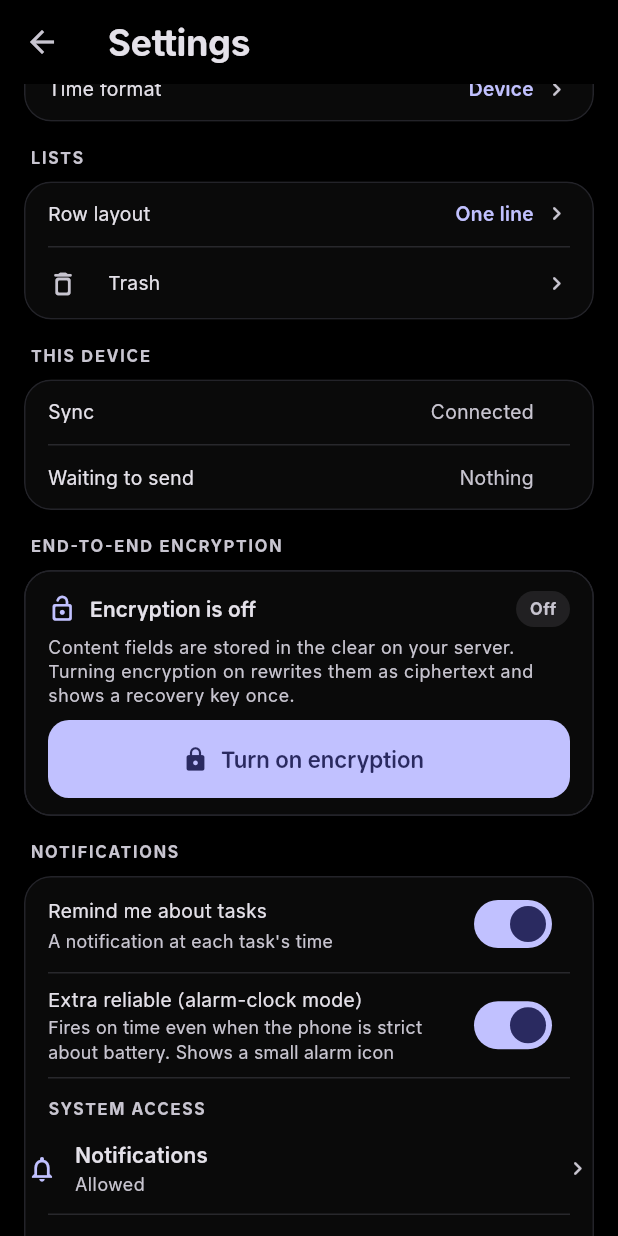
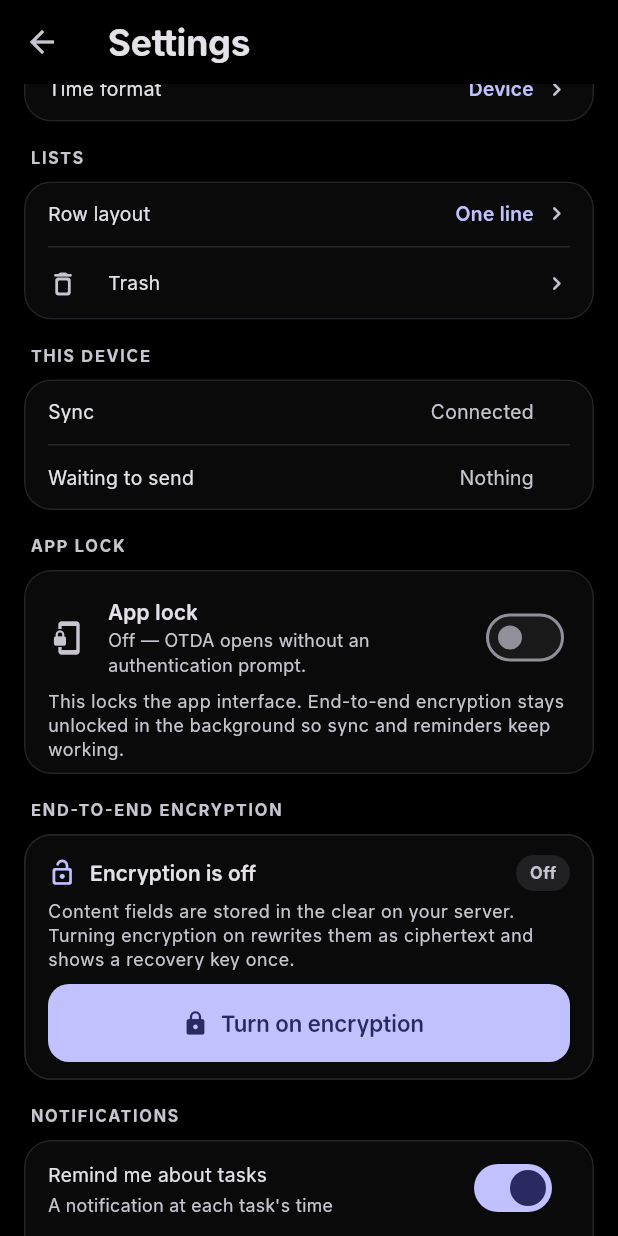
Before and after one commit to driftywinds/OTDA, a Flutter app: the SettingsScreen screen opened directly with empty values, scrolled down 576 dp, on a phone screen of 412 x 824 dp. Run offline on Flutter 3.47's test engine with Material 3 defaults, Android fonts, the phone set to English and light mode, and no system bars; our stand-ins replace file_picker, flutter_local_notifications, flutter_secure_storage, flutter_timezone, local_auth, material_ui and 5 more; missing offline and left inert: home_widget, pointycastle; accounts and stored records are empty; project files that could hold a hidden picture were left out.

Commit message:
fix(settings): align notification rows and add the app lock card
Every notification row now shares the SettingsAction layout, including Tests & diagnostics, which was the last ExpansionTile and the source of the ragged icon column. Rows get the same 8dp inset, status values wrap to two lines, only three upcoming reminders are shown, and diagnostics fold away.

Adds the App lock switch and Lock now action. Enabling or disabling app lock authenticates first; the setting is off by default and stored on the device.

```diff
--- a/lib/src/ui/settings_rows.dart
+++ b/lib/src/ui/settings_rows.dart
@@ -33,7 +33,7 @@ class SettingsAction extends StatelessWidget {
     return InkWell(
       onTap: onTap,
       child: Padding(
-        padding: const EdgeInsets.symmetric(horizontal: 2, vertical: 11),
+        padding: const EdgeInsets.symmetric(horizontal: 8, vertical: 11),
         child: Row(
           children: [
             Icon(icon, size: 20, color: color),
--- a/lib/src/ui/settings_screen.dart
+++ b/lib/src/ui/settings_screen.dart
@@ -3,6 +3,7 @@ import 'package:package_info_plus/package_info_plus.dart';
 
 import 'package:flutter/services.dart' show Clipboard, ClipboardData;
 
+import '../security/app_lock.dart';
 import '../reminders/debug_log.dart';
 import '../reminders/service.dart';
 import '../system_bridge.dart';
@@ -213,6 +214,7 @@ class _SettingsScreenState extends State<SettingsScreen> {
                     ),
                   ],
                 ),
+                _Section(title: 'App lock', children: [_AppLockCard(state: widget.state)]),
                 _Section(title: 'End-to-end encryption', children: [EncryptionSettingsCard(state: widget.state)]),
                 _Section(title: 'Notifications', children: [_NotificationsCard(state: widget.state)]),
                 const _Section(title: 'Home screen widget', children: [_WidgetCard()]),
@@ -538,6 +540,7 @@ class _NotificationsCardState extends State<_NotificationsCard> with WidgetsBind
   String _time = '09:00';
   String _maker = '';
   int _armed = 0;
+  bool _showDiagnostics = false;
 
   @override
   void initState() {
@@ -772,17 +775,19 @@ class _NotificationsCardState extends State<_NotificationsCard> with WidgetsBind
           status(Icons.error_outline_rounded, 'Last error', service.lastError!, good: false),
         ],
         divider,
-        Theme(
-          data: theme.copyWith(dividerColor: Colors.transparent),
-          child: ExpansionTile(
-            tilePadding: const EdgeInsets.symmetric(horizontal: 16),
-            childrenPadding: const EdgeInsets.fromLTRB(16, 0, 16, 8),
-            shape: const Border(),
-            collapsedShape: const Border(),
-            leading: Icon(Icons.science_outlined, size: 20, color: scheme.primary),
-            title: Text('Tests & diagnostics', style: style?.copyWith(fontWeight: FontWeight.w600)),
-            subtitle: Text('Notification, alarm and log checks', style: theme.textTheme.bodySmall),
-            children: [
+        SettingsAction(
+          icon: Icons.science_outlined,
+          title: 'Tests & diagnostics',
+          subtitle: 'Notification, alarm and log checks',
+          trailing: AnimatedRotation(
+            turns: _showDiagnostics ? 0.5 : 0,
+            duration: const Duration(milliseconds: 180),
+            child: Icon(Icons.expand_more_rounded, size: 20, color: scheme.onSurfaceVariant),
+          ),
+          onTap: () => setState(() => _showDiagnostics = !_showDiagnostics),
+        ),
+        if (_showDiagnostics) ...[
+          divider,
           action(Icons.notification_add_outlined, 'Show a test notification now',
               'Proves the permission and the sound', () async {
             _say(await service.sendTestNow());
@@ -811,8 +816,6 @@ class _NotificationsCardState extends State<_NotificationsCard> with WidgetsBind
               await _refresh();
             }),
         ],
-          ),
-        ),
       ],
     );
   }
@@ -1075,6 +1078,101 @@ class _AccentRow extends StatelessWidget {
 }
 /// turning it off. Every mutating route needs a recent password or code, so the
 /// card asks for one when the server answers `reauth_required`.
+class _AppLockCard extends StatefulWidget {
+  const _AppLockCard({required this.state});
+
+  final AppState state;
+
+  @override
+  State<_AppLockCard> createState() => _AppLockCardState();
+}
+
+class _AppLockCardState extends State<_AppLockCard> {
+  bool _busy = false;
+  String? _error;
+
+  Future<void> _toggle(bool value) async {
+    if (_busy) return;
+    setState(() {
+      _busy = true;
+      _error = null;
+    });
+    try {
+      if (value) {
+        if (!await AppLock.instance.canAuthenticate()) {
+          if (mounted) {
+            setState(() => _error = 'Set a screen lock on this device first, then try again.');
+          }
+          return;
+        }
+        final result = await AppLock.instance.authenticate(reason: 'Turn on OTDA app lock');
+        if (!result.ok) {
+          if (mounted) setState(() => _error = result.error);
+          return;
+        }
+        await widget.state.setAppLockEnabled(true, lock: false);
+      } else {
+        final result = await AppLock.instance.authenticate(reason: 'Turn off OTDA app lock');
+        if (!result.ok) {
+          if (mounted) setState(() => _error = result.error);
+          return;
+        }
+        await widget.state.setAppLockEnabled(false);
+      }
+    } finally {
+      if (mounted) setState(() => _busy = false);
+    }
+  }
+
+  @override
+  Widget build(BuildContext context) {
+    final theme = Theme.of(context);
+    final enabled = widget.state.appLockEnabled;
+    return AnimatedBuilder(
+      animation: Listenable.merge([widget.state, AppLock.instance]),
+      builder: (context, _) => Padding(
+        padding: const EdgeInsets.fromLTRB(16, 10, 16, 8),
+        child: Column(
+          crossAxisAlignment: CrossAxisAlignment.start,
+          children: [
+            SwitchListTile(
+              contentPadding: EdgeInsets.zero,
+              dense: true,
+              secondary: Icon(
+                enabled ? Icons.phonelink_lock_rounded : Icons.phonelink_lock_outlined,
+                color: enabled ? theme.colorScheme.primary : theme.colorScheme.onSurfaceVariant,
+              ),
+              title: Text('App lock', style: theme.textTheme.bodyMedium?.copyWith(fontWeight: FontWeight.w600)),
+              subtitle: Text(
+                enabled
+                    ? 'On — asks after 30 seconds away, or on a fresh start.'
+                    : 'Off — OTDA opens without an authentication prompt.',
+              ),
+              value: enabled,
+              onChanged: _busy ? null : _toggle,
+            ),
+            if (enabled)
+              SettingsAction(
+                icon: Icons.lock_rounded,
+                title: 'Lock now',
+                subtitle: 'Require authentication again',
+                onTap: _busy ? null : AppLock.instance.lockNow,
+              ),
+            Text(
+              'This locks the app interface. End-to-end encryption stays unlocked in the background so sync and reminders keep working.',
+              style: theme.textTheme.bodySmall?.copyWith(color: theme.colorScheme.onSurfaceVariant),
+            ),
+            if (_error != null) ...[
+              const SizedBox(height: 6),
+              Text(_error!, style: theme.textTheme.bodySmall?.copyWith(color: theme.colorScheme.error)),
+            ],
+          ],
+        ),
+      ),
+    );
+  }
+}
+
 class _TwoFactorCard extends StatefulWidget {
   const _TwoFactorCard({required this.state});
 
```
Lines whose indentation alone changed are shown as unchanged.
